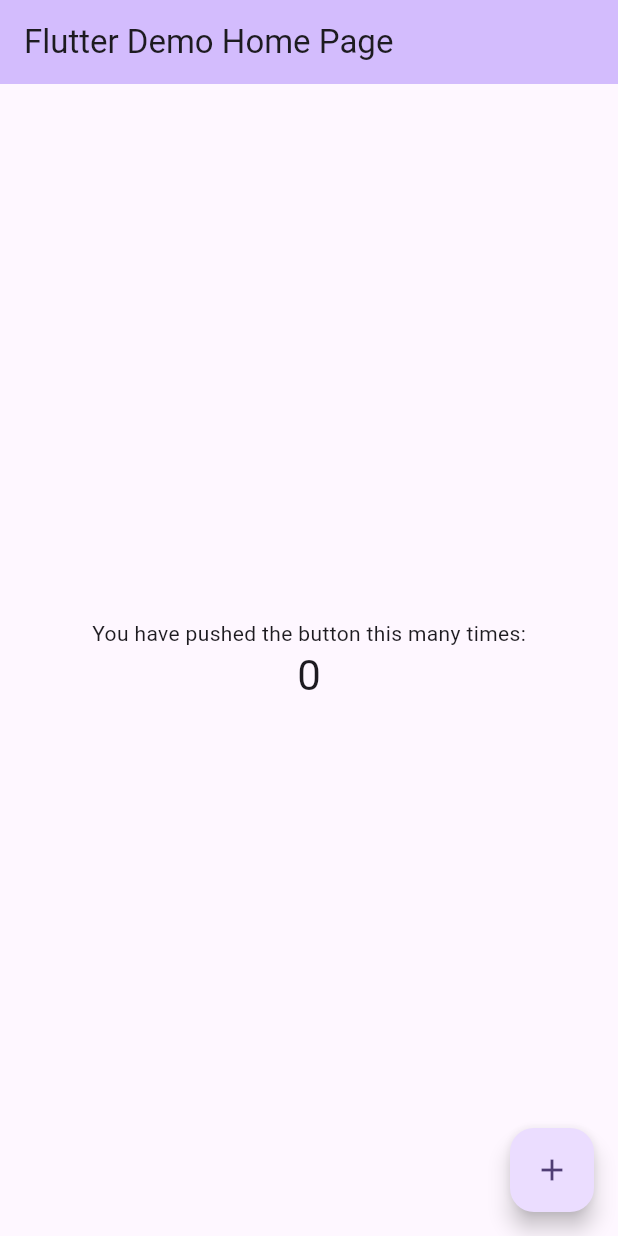
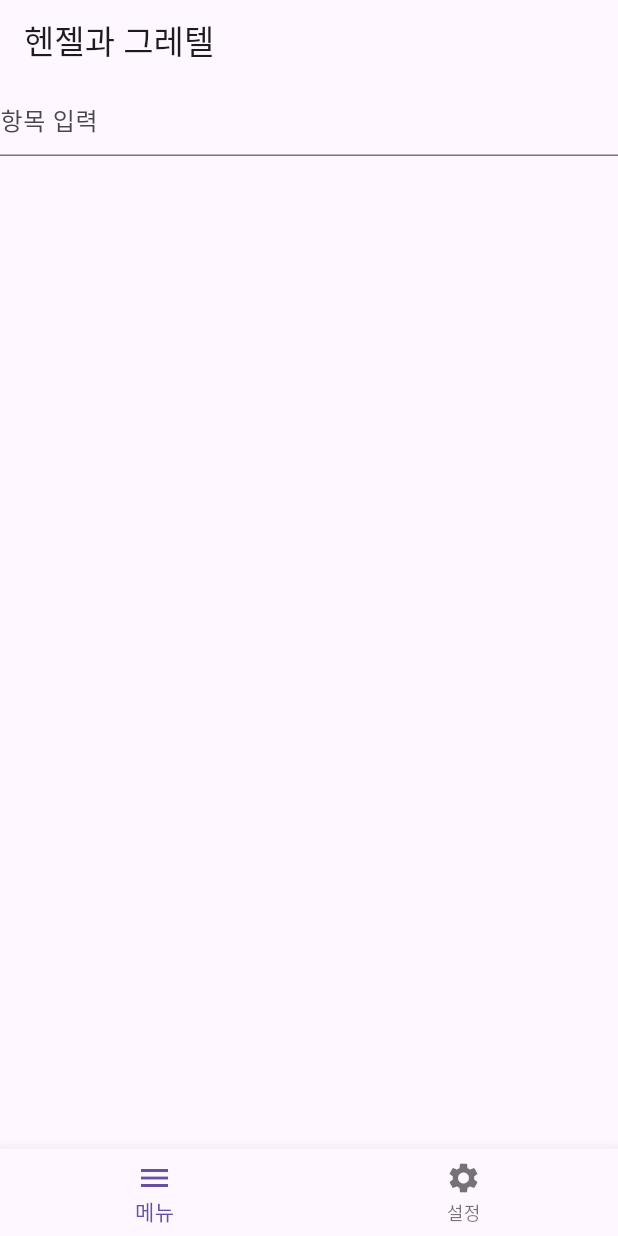
Before and after one commit to baek1004/Hansel_and_Gretel, a Flutter app: the screen it shows after launch, on a phone screen of 412 x 824 dp. Run offline on Flutter 3.47's test engine with Material 3 defaults, Android fonts, the phone set to English and light mode, and no system bars.

Commit message:
bsh/05.22/00.45

```diff
--- a/lib/main.dart
+++ b/lib/main.dart
@@ -1,125 +1,174 @@
 import 'package:flutter/material.dart';
 
 void main() {
-  runApp(const MyApp());
+  runApp(HanselAndGretelApp());
 }
 
-class MyApp extends StatelessWidget {
-  const MyApp({super.key});
-
-  // This widget is the root of your application.
+class HanselAndGretelApp extends StatelessWidget {
   @override
   Widget build(BuildContext context) {
     return MaterialApp(
-      title: 'Flutter Demo',
+      title: '헨젤과 그레텔',
       theme: ThemeData(
-        // This is the theme of your application.
-        //
-        // TRY THIS: Try running your application with "flutter run". You'll see
-        // the application has a purple toolbar. Then, without quitting the app,
-        // try changing the seedColor in the colorScheme below to Colors.green
-        // and then invoke "hot reload" (save your changes or press the "hot
-        // reload" button in a Flutter-supported IDE, or press "r" if you used
-        // the command line to start the app).
-        //
-        // Notice that the counter didn't reset back to zero; the application
-        // state is not lost during the reload. To reset the state, use hot
-        // restart instead.
-        //
-        // This works for code too, not just values: Most code changes can be
-        // tested with just a hot reload.
-        colorScheme: ColorScheme.fromSeed(seedColor: Colors.deepPurple),
-        useMaterial3: true,
+        primarySwatch: Colors.blue,
       ),
-      home: const MyHomePage(title: 'Flutter Demo Home Page'),
+      home: HomePage(),
     );
   }
 }
 
-class MyHomePage extends StatefulWidget {
-  const MyHomePage({super.key, required this.title});
-
-  // This widget is the home page of your application. It is stateful, meaning
-  // that it has a State object (defined below) that contains fields that affect
-  // how it looks.
-
-  // This class is the configuration for the state. It holds the values (in this
-  // case the title) provided by the parent (in this case the App widget) and
-  // used by the build method of the State. Fields in a Widget subclass are
-  // always marked "final".
-
-  final String title;
-
+class HomePage extends StatefulWidget {
   @override
-  State<MyHomePage> createState() => _MyHomePageState();
+  _HomePageState createState() => _HomePageState();
 }
 
-class _MyHomePageState extends State<MyHomePage> {
-  int _counter = 0;
+class _HomePageState extends State<HomePage> {
+  int _currentIndex = 0;
+  List<String> _items = [];
 
-  void _incrementCounter() {
+  void _addItem(String item) {
     setState(() {
-      // This call to setState tells the Flutter framework that something has
-      // changed in this State, which causes it to rerun the build method below
-      // so that the display can reflect the updated values. If we changed
-      // _counter without calling setState(), then the build method would not be
-      // called again, and so nothing would appear to happen.
-      _counter++;
+      _items.add(item);
+    });
+  }
+
+  void _editItem(int index, String item) {
+    setState(() {
+      _items[index] = item;
+    });
+  }
+
+  void _removeItem(int index) {
+    setState(() {
+      _items.removeAt(index);
     });
   }
 
   @override
   Widget build(BuildContext context) {
-    // This method is rerun every time setState is called, for instance as done
-    // by the _incrementCounter method above.
-    //
-    // The Flutter framework has been optimized to make rerunning build methods
-    // fast, so that you can just rebuild anything that needs updating rather
-    // than having to individually change instances of widgets.
     return Scaffold(
       appBar: AppBar(
-        // TRY THIS: Try changing the color here to a specific color (to
-        // Colors.amber, perhaps?) and trigger a hot reload to see the AppBar
-        // change color while the other colors stay the same.
-        backgroundColor: Theme.of(context).colorScheme.inversePrimary,
-        // Here we take the value from the MyHomePage object that was created by
-        // the App.build method, and use it to set our appbar title.
-        title: Text(widget.title),
+        title: Text('헨젤과 그레텔'),
       ),
-      body: Center(
-        // Center is a layout widget. It takes a single child and positions it
-        // in the middle of the parent.
-        child: Column(
-          // Column is also a layout widget. It takes a list of children and
-          // arranges them vertically. By default, it sizes itself to fit its
-          // children horizontally, and tries to be as tall as its parent.
-          //
-          // Column has various properties to control how it sizes itself and
-          // how it positions its children. Here we use mainAxisAlignment to
-          // center the children vertically; the main axis here is the vertical
-          // axis because Columns are vertical (the cross axis would be
-          // horizontal).
-          //
-          // TRY THIS: Invoke "debug painting" (choose the "Toggle Debug Paint"
-          // action in the IDE, or press "p" in the console), to see the
-          // wireframe for each widget.
-          mainAxisAlignment: MainAxisAlignment.center,
-          children: <Widget>[
-            const Text(
-              'You have pushed the button this many times:',
-            ),
-            Text(
-              '$_counter',
-              style: Theme.of(context).textTheme.headlineMedium,
-            ),
-          ],
-        ),
+      body: _currentIndex == 0 ? MenuTab(
+        items: _items,
+        addItem: _addItem,
+        editItem: _editItem,
+        removeItem: _removeItem,
+      ) : SettingsTab(),
+      bottomNavigationBar: BottomNavigationBar(
+        currentIndex: _currentIndex,
+        onTap: (index) {
+          setState(() {
+            _currentIndex = index;
+          });
+        },
+        items: [
+          BottomNavigationBarItem(
+            icon: Icon(Icons.menu),
+            label: '메뉴',
+          ),
+          BottomNavigationBarItem(
+            icon: Icon(Icons.settings),
+            label: '설정',
+          ),
+        ],
       ),
-      floatingActionButton: FloatingActionButton(
-        onPressed: _incrementCounter,
-        tooltip: 'Increment',
-        child: const Icon(Icons.add),
-      ), // This trailing comma makes auto-formatting nicer for build methods.
     );
   }
 }
+
+class MenuTab extends StatelessWidget {
+  final List<String> items;
+  final Function(String) addItem;
+  final Function(int, String) editItem;
+  final Function(int) removeItem;
+
+  MenuTab({required this.items, required this.addItem, required this.editItem, required this.removeItem});
+
+  final TextEditingController _textController = TextEditingController();
+
+  @override
+  Widget build(BuildContext context) {
+    return Column(
+      children: [
+        TextField(
+          controller: _textController,
+          decoration: InputDecoration(
+            hintText: '항목 입력',
+          ),
+          onSubmitted: (text) {
+            addItem(text);
+            _textController.clear();
+          },
+        ),
+        Expanded(
+          child: ListView.builder(
+            itemCount: items.length,
+            itemBuilder: (context, index) {
+              return ListTile(
+                title: Text(items[index]),
+                trailing: Row(
+                  mainAxisSize: MainAxisSize.min,
+                  children: [
+                    IconButton(
+                      icon: Icon(Icons.edit),
+                      onPressed: () {
+                        _showEditDialog(context, index, items[index]);
+                      },
+                    ),
+                    IconButton(
+                      icon: Icon(Icons.delete),
+                      onPressed: () {
+                        removeItem(index);
+                      },
+                    ),
+                  ],
+                ),
+              );
+            },
+          ),
+        ),
+      ],
+    );
+  }
+
+  void _showEditDialog(BuildContext context, int index, String currentText) {
+    final TextEditingController editController = TextEditingController(text: currentText);
+    showDialog(
+      context: context,
+      builder: (context) {
+        return AlertDialog(
+          title: Text('항목 수정'),
+          content: TextField(
+            controller: editController,
+          ),
+          actions: [
+            TextButton(
+              onPressed: () {
+                editItem(index, editController.text);
+                Navigator.of(context).pop();
+              },
+              child: Text('저장'),
+            ),
+            TextButton(
+              onPressed: () {
+                Navigator.of(context).pop();
+              },
+              child: Text('취소'),
+            ),
+          ],
+        );
+      },
+    );
+  }
+}
+
+class SettingsTab extends StatelessWidget {
+  @override
+  Widget build(BuildContext context) {
+    return Center(
+      child: Text('설정 탭'),
+    );
+  }
+}
```
